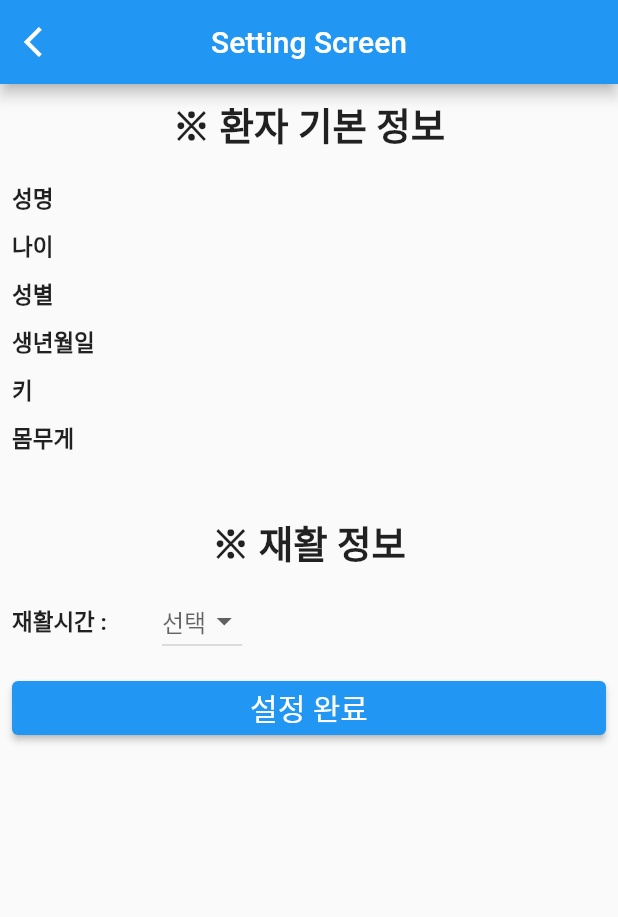
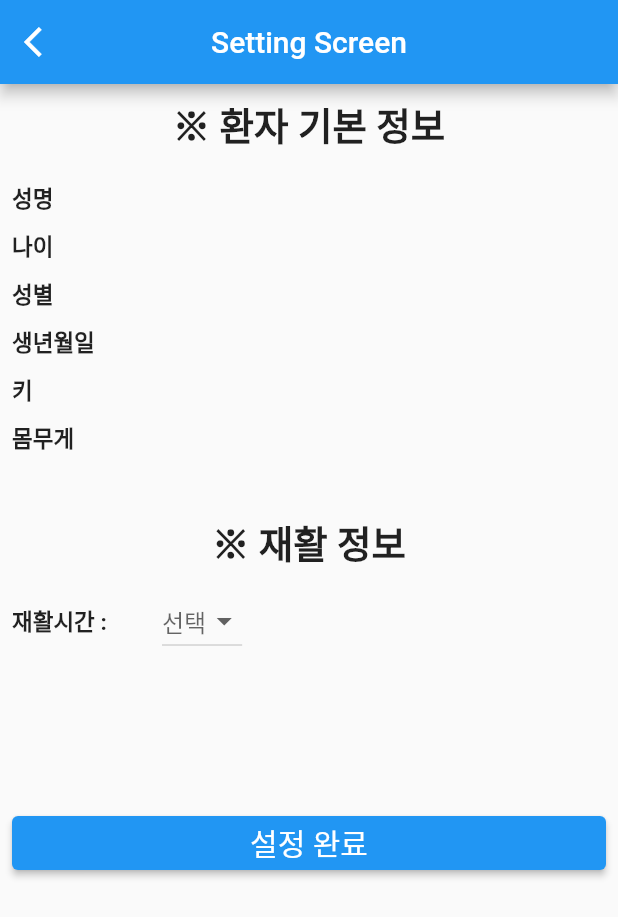
Before and after one commit to ParkSeungHuen/sso, a Flutter app: the Setting_Screen screen opened directly with empty values, on a phone screen of 412 x 824 dp. Shown: the top 917 px of the screen. Run offline on Flutter 3.47's test engine with Material 2 defaults, Android fonts, the phone set to English and light mode, and no system bars; our stand-ins replace firebase_core, firebase_messaging, fluttertoast, rflutter_alert, timer_builder; missing offline and left inert: hangul; accounts and stored records are empty; network calls fail.

Commit message:
2023.04.11

```diff
--- a/lib/main.dart
+++ b/lib/main.dart
@@ -11,7 +11,7 @@ Future<void> main() async {
   WidgetsFlutterBinding.ensureInitialized();
   await Firebase.initializeApp();
   //foreground
-  FirebaseMessaging.instance.setForegroundNotificationPresentationOptions(alert: true, badge: true, sound: true);
+  FirebaseMessaging.instance.setForegroundNotificationPresentationOptions(alert: true, badge: true, sound: Resource);
   //백그라운드 핸들러
   FirebaseMessaging.onBackgroundMessage(backgroundHandler);
 
--- a/lib/screen/patient_setting.dart
+++ b/lib/screen/patient_setting.dart
@@ -1,8 +1,8 @@
 import 'package:flutter/material.dart';
 import 'package:flutter/services.dart';
 import 'package:fluttertoast/fluttertoast.dart';
-import 'package:sso_cool/screen/bin/service.dart';
-import 'package:sso_cool/screen/bin/user.dart';
+import 'package:sso_cool/service/service.dart';
+import 'package:sso_cool/bin/user.dart';
 import 'package:hangul/hangul.dart';
 
 class Patient_Setting extends StatefulWidget {
--- a/lib/screen/setting_screen.dart
+++ b/lib/screen/setting_screen.dart
@@ -1,10 +1,11 @@
 import 'package:flutter/material.dart';
 import 'package:fluttertoast/fluttertoast.dart';
 import 'package:http/http.dart' as http;
-import 'bin/user.dart';
-import 'package:sso_cool/screen/bin/service.dart';
+
+import 'package:sso_cool/service/service.dart';
 import 'package:intl/intl.dart';
 import 'package:timer_builder/timer_builder.dart';
+import '../bin/user.dart';
 
 class Setting_Screen extends StatefulWidget {
   const Setting_Screen({
@@ -186,7 +187,7 @@ class _Setting_ScreenState extends State<Setting_Screen> {
               ),
 
               SizedBox(
-                height: 10,
+                height: 100
               ),
 
               Container(
--- a/lib/screen/bin/service.dart
+++ b/lib/service/service.dart
@@ -1,6 +1,6 @@
 import 'dart:convert';
 import 'package:http/http.dart' as http;
-import 'package:sso_cool/screen/bin/user.dart';
+import 'package:sso_cool/bin/user.dart';
 import 'package:fluttertoast/fluttertoast.dart';
 
 class Services{
```
Also changed, not shown: lib/bin/user.dart (renamed from lib/screen/bin/user.dart), lib/screen/bin/rehabilitation_id.dart (deleted).
